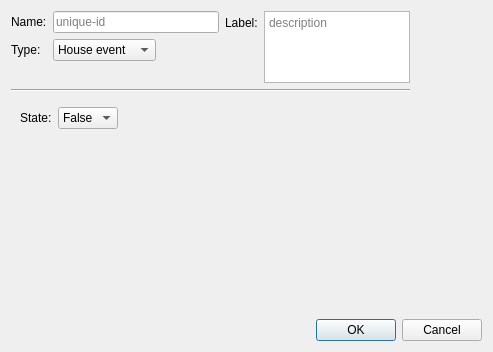
First picture: the form in gui/eventdialog.ui, repository rakhimov/scram, before the edit.
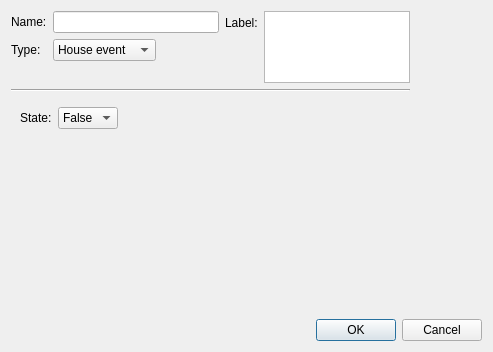
Second picture: the form after the edit.

Commit message:
GUI: Connect LineEdit validation of Event dialog
The constant and exponential probability data are validated.
These validations are connected to the Accept button.

Patch:
```diff
--- a/gui/eventdialog.ui
+++ b/gui/eventdialog.ui
@@ -40,11 +40,7 @@
       </widget>
      </item>
      <item row="0" column="1">
-      <widget class="QLineEdit" name="nameLine">
-       <property name="placeholderText">
-        <string>unique-id</string>
-       </property>
-      </widget>
+      <widget class="QLineEdit" name="nameLine"/>
      </item>
      <item row="1" column="0">
       <widget class="QLabel" name="typeLabel">
@@ -147,9 +143,6 @@
        <property name="tabChangesFocus">
         <bool>true</bool>
        </property>
-       <property name="placeholderText">
-        <string>description</string>
-       </property>
       </widget>
      </item>
     </layout>
```
The commit also changes 2 other files.
